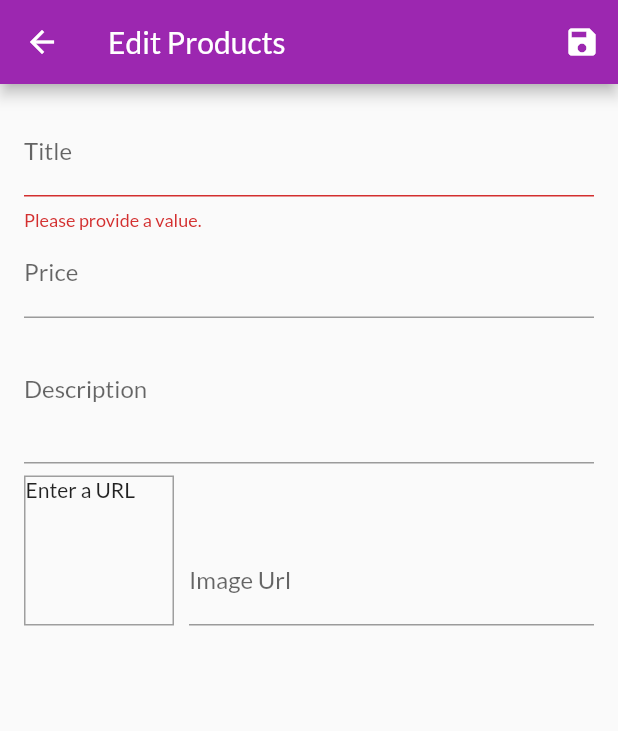
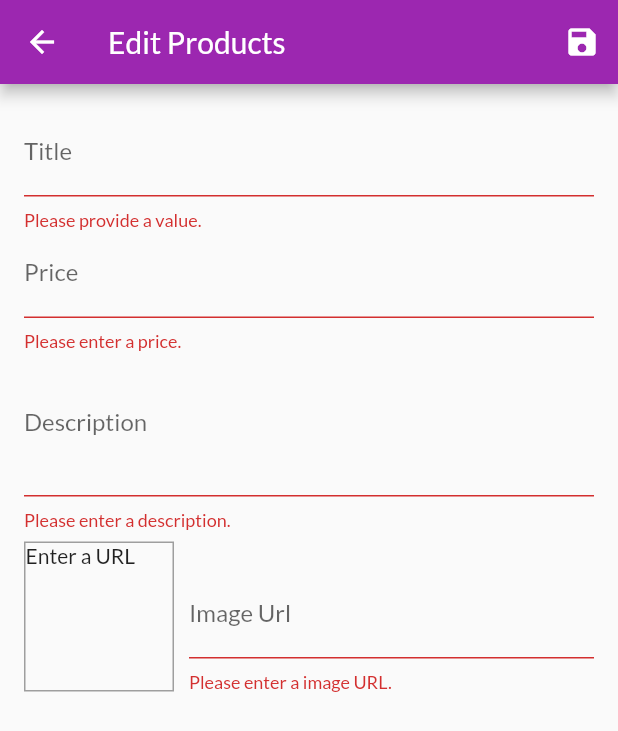
Before and after one commit to BarnabeLB/shop_app2, a Flutter app: the EditProductScreen screen opened by its route, after a tap on the "save" icon, on a phone screen of 412 x 824 dp. Shown: the top 731 px of the screen. Run offline on Flutter 3.47's test engine with Material 2 defaults, Android fonts, the phone set to English and light mode, and no system bars; network calls fail.

Commit message:
added validation's logic to Price, Description and imageUrl

```diff
--- a/lib/screens/edit_product_screen.dart
+++ b/lib/screens/edit_product_screen.dart
@@ -36,6 +36,13 @@ class _EditProductScreenState extends State<EditProductScreen> {
 
   void _updateImageUrl() {
     if (!_imageUrlFocusNode.hasFocus) {
+      if ((!_imageUrlController.text.startsWith('http') &&              // logique permettant de ne pas montrer de preview si l'URL est incorrect.
+              !_imageUrlController.text.startsWith('https')) ||
+          (!_imageUrlController.text.endsWith('png') &&
+              !_imageUrlController.text.endsWith('jpg') &&
+              !_imageUrlController.text.endsWith('jpeg'))) {
+        return;
+      }
       setState(() {});
     }
   }
@@ -45,7 +52,8 @@ class _EditProductScreenState extends State<EditProductScreen> {
     if (!isValid) {
       return;
     }
-    _form.currentState!.save();                                             // le formulaire est retournée seulement si les champ on été rempli, si ce n'est pas le cas la fonction s'arrête au return et ne sauvegarde rien
+    _form.currentState!
+        .save(); // le formulaire est retournée seulement si les champ on été rempli, si ce n'est pas le cas la fonction s'arrête au return et ne sauvegarde rien
     print(_editedProduct.title);
     print(_editedProduct.description);
     print(_editedProduct.price);
@@ -97,6 +105,18 @@ class _EditProductScreenState extends State<EditProductScreen> {
                 onFieldSubmitted: (_) {
                   FocusScope.of(context).requestFocus(_descriptionFocusNode);
                 },
+                validator: (value) {
+                  if (value!.isEmpty) {
+                    return 'Please enter a price.';
+                  }
+                  if (double.tryParse(value) == null) {
+                    return 'Please enter a valid number.';
+                  }
+                  if (double.parse(value) <= 0) {
+                    return 'Please enter a number greater than zero !';
+                  }
+                  return null;
+                },
                 onSaved: (value) {
                   _editedProduct = Product(
                     title: _editedProduct.title,
@@ -114,6 +134,15 @@ class _EditProductScreenState extends State<EditProductScreen> {
                 focusNode: _descriptionFocusNode,
                 onFieldSubmitted: (_) {
                   FocusScope.of(context).requestFocus(_descriptionFocusNode);
+                },
+                validator: (value) {
+                  if (value!.isEmpty) {
+                    return 'Please enter a description. ';
+                  }
+                  if (value.length < 10) {
+                    return 'Should be at least 10 characters.';
+                  }
+                  return null;
                 },
                 onSaved: (value) {
                   _editedProduct = Product(
@@ -160,6 +189,21 @@ class _EditProductScreenState extends State<EditProductScreen> {
                       onFieldSubmitted: (_) {
                         _saveForm();
                       },
+                      validator: (value) {
+                        if (value!.isEmpty) {
+                          return 'Please enter a image URL.';
+                        }
+                        if (!value.startsWith('http') &&
+                            !value.startsWith('https')) {
+                          return 'Please enter a valid URL.';
+                        }
+                        if (!value.endsWith('png') &&
+                            !value.endsWith('jpg') &&
+                            !value.endsWith('jpeg')) {
+                          return 'Please enter a valid image URL';
+                        }
+                        return null;
+                      },
                       onSaved: (value) {
                         _editedProduct = Product(
                           title: _editedProduct.title,
```
